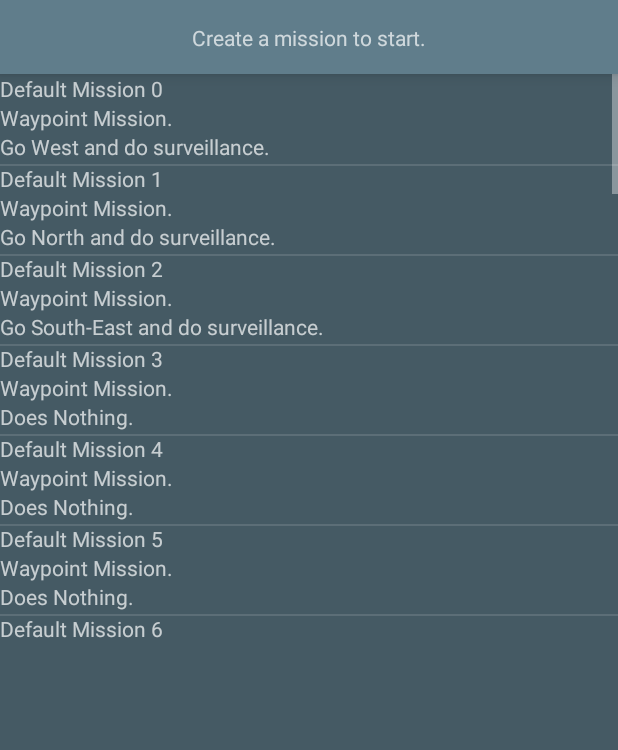
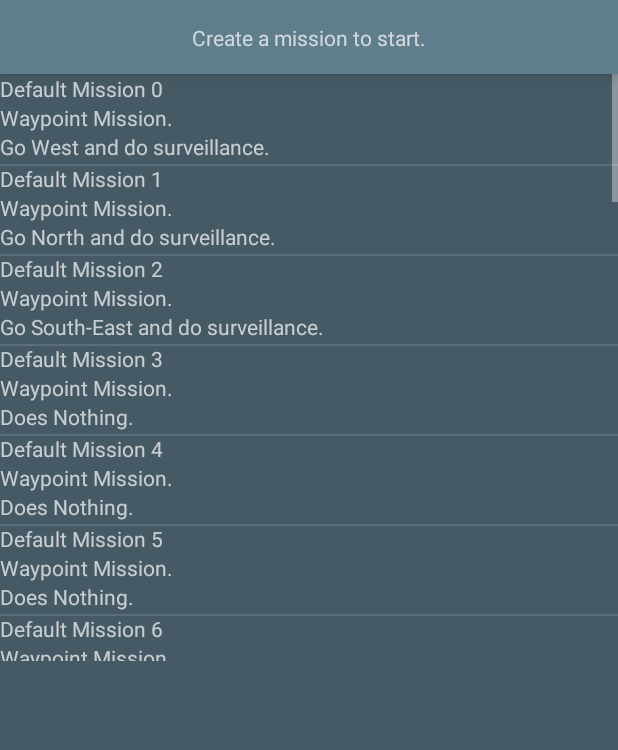
Before and after one commit to joedodson/leidos-senior-design, an Android app: the MissionActivity screen opened directly, with no data from a screen before it, on a phone screen of 412 x 824 dp. Shown: the top 750 px of the screen. Run offline under Robolectric (Android 15) with nearby library versions, the phone set to English and light mode, and no system bars; 1 statement that could not run was skipped.

Commit message:
Finished Mission UI.

```diff
--- a/DroneControllerApp/app/src/main/java/com/leidossd/dronecontrollerapp/missions/SpecificMission.java
+++ b/DroneControllerApp/app/src/main/java/com/leidossd/dronecontrollerapp/missions/SpecificMission.java
@@ -17,11 +17,11 @@ public class SpecificMission extends Mission{
             @Override
             public void onMissionError(String missionErrorMessage) { }
         });
+        this.currentState = MissionState.READY;
     }
 
     public SpecificMission(String title, MissionUpdateCallback missionUpdateCallback) {
         super(title, missionUpdateCallback);
-        this.missionUpdateCallback = missionUpdateCallback;
         this.currentState = MissionState.READY;
     }
 
--- a/DroneControllerApp/app/src/main/res/layout/activity_mission.xml
+++ b/DroneControllerApp/app/src/main/res/layout/activity_mission.xml
@@ -8,11 +8,12 @@
     tools:context=".MissionActivity">
 
     <android.support.constraint.ConstraintLayout
-        android:id="@+id/constraintLayout2"
+        android:id="@+id/mission_bar"
         android:layout_width="match_parent"
         android:layout_height="49dp"
         android:background="@color/primary"
         android:elevation="@dimen/menu_header_elevation"
+        android:onClick="checkMission"
         app:layout_constraintTop_toTopOf="parent"
         tools:layout_editor_absoluteX="0dp">
 
@@ -87,9 +88,9 @@
     <android.support.v7.widget.RecyclerView
         android:id="@+id/saved_missions"
         android:layout_width="match_parent"
-        android:layout_height="379dp"
+        android:layout_height="391dp"
         android:scrollbars="vertical"
-        app:layout_constraintTop_toBottomOf="@+id/constraintLayout2"
+        app:layout_constraintTop_toBottomOf="@+id/mission_bar"
         tools:layout_editor_absoluteX="0dp" />
 
 </android.support.constraint.ConstraintLayout>
```
Also changed, not shown: DroneControllerApp/app/src/main/java/com/leidossd/dronecontrollerapp/ConfirmMissionActivity.java (+6 -1 lines), DroneControllerApp/app/src/main/java/com/leidossd/dronecontrollerapp/MissionActivity.java (+41 -5 lines).
